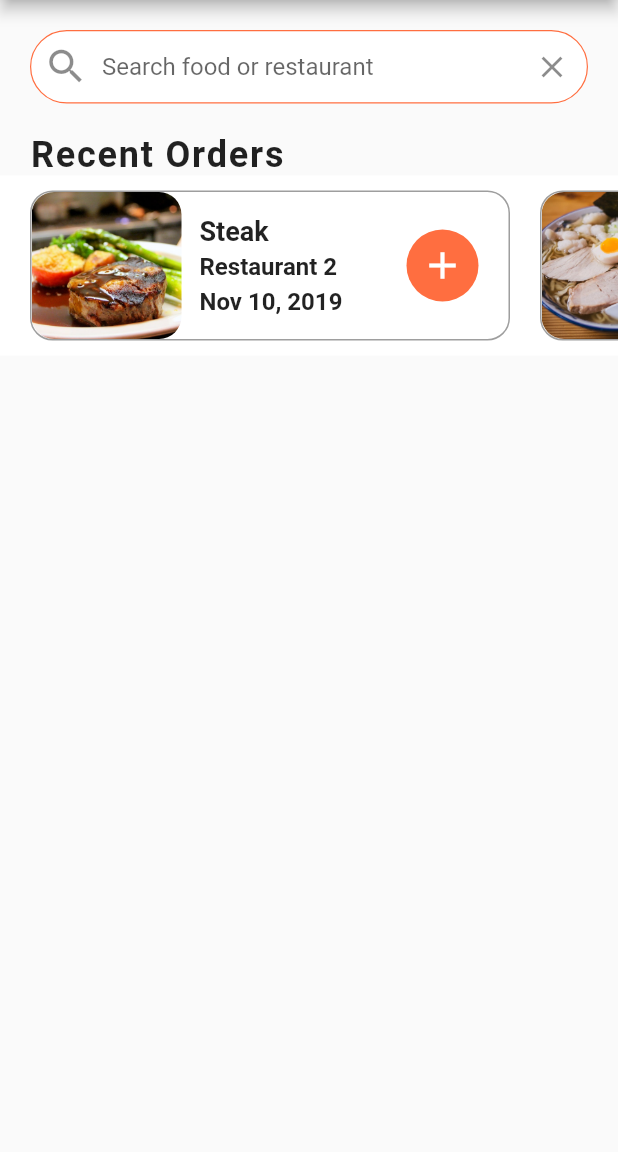
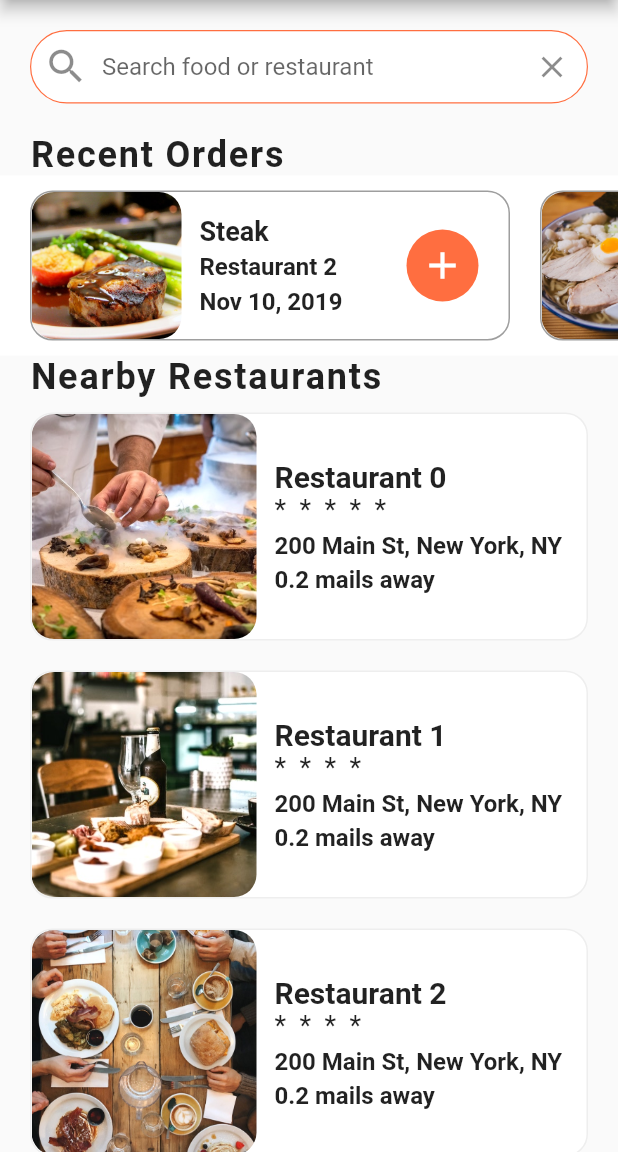
Before and after one commit to e00xff/flutter_food_delivery, a Flutter app: the screen it shows after launch, on a phone screen of 412 x 824 dp, the part 84-1236 px from its top. Run offline on Flutter 3.47's test engine with Material 2 defaults, Android fonts, the phone set to English and light mode, and no system bars.

Commit message:
nearby restaurants

```diff
--- a/lib/screens/home_screen.dart
+++ b/lib/screens/home_screen.dart
@@ -1,5 +1,7 @@
 import 'package:flutter/material.dart';
 import 'package:flutter_food_delivery_ui/data/data.dart';
+import 'package:flutter_food_delivery_ui/models/restaurant.dart';
+import 'package:flutter_food_delivery_ui/widgets/rating_stars.dart';
 import 'package:flutter_food_delivery_ui/widgets/recent_orders.dart';
 
 class HomeScreen extends StatefulWidget {
@@ -10,6 +12,75 @@ class HomeScreen extends StatefulWidget {
 }
 
 class _HomeScreenState extends State<HomeScreen> {
+  _buildRestaurants() {
+    List<Widget> restaurantList = [];
+    restaurants.forEach((Restaurant restaurant) {
+      restaurantList.add(
+        Container(
+          margin: EdgeInsets.symmetric(horizontal: 20.0, vertical: 10.0),
+          decoration: BoxDecoration(
+            color: Colors.white,
+            borderRadius: BorderRadius.circular(15.0),
+            border: Border.all(
+              width: 1.0,
+              color: (Colors.grey[200])!,
+            ),
+          ),
+          child: Row(
+            children: <Widget>[
+              ClipRRect(
+                borderRadius: BorderRadius.circular(15.0),
+                child: Image(
+                  height: 150.0,
+                  width: 150.0,
+                  image: AssetImage(restaurant.imageUrl),
+                  fit: BoxFit.cover,
+                ),
+              ),
+              Container(
+                margin: EdgeInsets.all(12.0),
+                child: Column(
+                  mainAxisAlignment: MainAxisAlignment.center,
+                  crossAxisAlignment: CrossAxisAlignment.start,
+                  children: <Widget>[
+                    Text(
+                      restaurant.name,
+                      style: TextStyle(
+                        fontSize: 20.0,
+                        fontWeight: FontWeight.bold,
+                      ),
+                      overflow: TextOverflow.ellipsis,
+                    ),
+                    RatingStars(restaurant.rating),
+                    SizedBox(height: 4.0),
+                    Text(
+                      restaurant.address,
+                      style: TextStyle(
+                        fontSize: 16.0,
+                        fontWeight: FontWeight.w600,
+                      ),
+                      overflow: TextOverflow.ellipsis,
+                    ),
+                    SizedBox(height: 4.0),
+                    Text(
+                      '0.2 mails away',
+                      style: TextStyle(
+                        fontSize: 16.0,
+                        fontWeight: FontWeight.w600,
+                      ),
+                      overflow: TextOverflow.ellipsis,
+                    ),
+                  ],
+                ),
+              ),
+            ],
+          ),
+        ),
+      );
+    });
+    return Column(children: restaurantList);
+  }
+
   @override
   Widget build(BuildContext context) {
     return Scaffold(
@@ -65,6 +136,23 @@ class _HomeScreenState extends State<HomeScreen> {
             ),
           ),
           RecentOrders(),
+          Column(
+            crossAxisAlignment: CrossAxisAlignment.start,
+            children: <Widget>[
+              Padding(
+                padding: EdgeInsets.symmetric(horizontal: 20.0),
+                child: Text(
+                  'Nearby Restaurants',
+                  style: TextStyle(
+                    fontSize: 24.0,
+                    fontWeight: FontWeight.w600,
+                    letterSpacing: 1.2,
+                  ),
+                ),
+              ),
+              _buildRestaurants(),
+            ],
+          ),
         ],
       ),
     );
--- /dev/null
+++ b/lib/widgets/rating_stars.dart
@@ -0,0 +1,28 @@
+import 'package:flutter/material.dart';
+
+class RatingStars extends StatelessWidget {
+
+  final int rating;
+
+  RatingStars(this.rating);
+
+  @override
+  Widget build(BuildContext context) {
+
+    String stars = '';
+
+    for (int i = 0; i < rating; i++) {
+      stars += '*  ';
+    }
+
+    stars.trim();
+
+    return Text(
+      stars,
+      style: TextStyle(
+        fontSize: 18.0,
+      ),
+    );
+
+  }
+}
```
